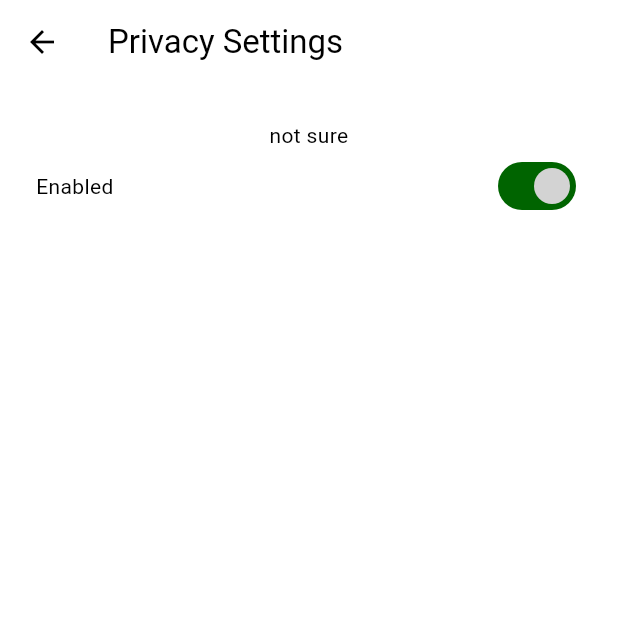
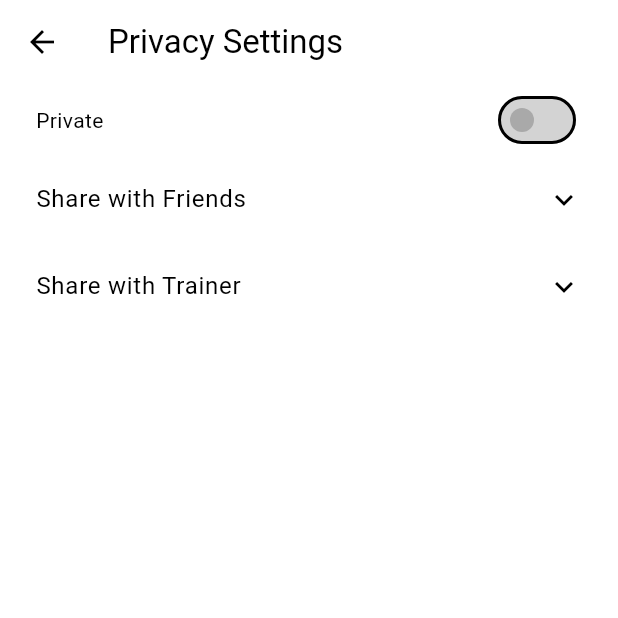
Before and after one commit to talbiol/climbing_app_v4, a Flutter app: the PrivacySettingsPage screen opened directly with empty values, on a phone screen of 412 x 824 dp, the top half of it. Run offline on Flutter 3.47's test engine with Material 3 defaults, Android fonts, the phone set to English and light mode, and no system bars; our stand-ins replace image_picker, supabase_flutter; accounts and stored records are empty.

Commit message:
privacy settings finished

```diff
--- a/lib/app/app_customer/account/account.dart
+++ b/lib/app/app_customer/account/account.dart
@@ -55,7 +55,7 @@ class _AccountScreenState extends State<AccountScreen> {
       ),
       body: Padding(
         padding: const EdgeInsets.fromLTRB(Spacing.large,Spacing.small,Spacing.large,Spacing.small),
-        child: Column(
+        child: ListView(
           children: [
             ProfileArea(userProfile: widget.loggedInProfile),
             CustomButton(
--- a/lib/app/app_customer/account/screens/edit_profile.dart
+++ b/lib/app/app_customer/account/screens/edit_profile.dart
@@ -195,7 +195,7 @@ class _EditProfileScreenState extends State<EditProfileScreen> {
                                 width: 1.5,
                               ),
                               borderRadius:
-                                  BorderRadius.circular(Spacing.medium),
+                                  BorderRadius.circular(CustomBorderRadius.somewhatRound),
                             ),
                             child: Text(
                               'Sports: ${profile.sportNames!.join(', ')}',
--- a/lib/app/app_customer/account/settings/privacy_settings.dart
+++ /dev/null
@@ -1,53 +0,0 @@
-import 'package:flutter/material.dart';
-
-import '../../../../style.dart';
-import '../../../../widgets/custom_toggle_switch.dart';
-
-
-class PrivacySettingsPage extends StatefulWidget {
-  final String userId;
-  PrivacySettingsPage({super.key, required this.userId});
-
-  @override
-  State<PrivacySettingsPage> createState() => _PrivacySettingsPageState();
-}
-
-class _PrivacySettingsPageState extends State<PrivacySettingsPage> {
-
-  @override
-  Widget build(BuildContext context) {
-    return Scaffold(
-      backgroundColor: AppColors.mainBackground,
-      appBar: AppBar(
-        automaticallyImplyLeading: true,
-        title: const Text('Privacy Settings'),
-        backgroundColor: AppColors.mainBackground,
-        foregroundColor: AppColors.mainText,
-        elevation: 0,
-      ),
-      body: Padding(
-        padding: EdgeInsets.all(Spacing.large),
-        child: Column(
-          children: [
-            Text(
-              'not sure',
-              textAlign: TextAlign.center,
-              style: TextStyle(
-                color: AppColors.mainText,
-              ),
-            ),
-            CustomToggleSwitch(
-              initState: true,
-              alwaysSameText: false,
-              textWhenTrue: "Enabled",
-              textWhenFalse: "Disabled",
-              onChanged: (value) {
-                print("Switch value: $value");
-              },
-            )
-          ],
-        ),
-      ),
-    );
-  }
-}
--- /dev/null
+++ b/lib/app/app_customer/account/settings/screens/privacy_settings.dart
@@ -0,0 +1,219 @@
+import 'package:flutter/material.dart';
+
+import '../../../../../models/privacy.dart';
+import '../../../../../style.dart';
+import '../../../../../widgets/custom_toggle_switch.dart';
+import '../../../../../widgets/loading_widget.dart';
+import '../services/user_privacy_service.dart';
+
+class PrivacySettingsPage extends StatefulWidget {
+  final String userId;
+
+  const PrivacySettingsPage({super.key, required this.userId});
+
+  @override
+  State<PrivacySettingsPage> createState() => _PrivacySettingsPageState();
+}
+
+class _PrivacySettingsPageState extends State<PrivacySettingsPage> {
+  Privacy? _privacy;
+  final _service = UserPrivacyService();
+  bool _loading = true;
+  bool _saving = false;
+
+  @override
+  void initState() {
+    super.initState();
+    _loadPrivacy();
+  }
+
+  Future<void> _loadPrivacy() async {
+    final data = await _service.getUsersPrivacy(widget.userId);
+    if (mounted) {
+      setState(() {
+        _privacy = data;
+        _loading = false;
+      });
+    }
+  }
+
+  /// Save privacy settings
+  Future<void> _savePrivacy() async {
+    if (_privacy == null || _saving) return;
+
+    setState(() => _saving = true);
+
+    try {
+      await _service.writePrivacyPreferences(widget.userId, _privacy!);
+    } catch (e) {
+      print("Error saving privacy settings: $e");
+    } finally {
+      if (mounted) setState(() => _saving = false);
+    }
+  }
+
+  /// Dropdown builder for toggles
+  Widget buildPrivacyDropdown({
+    required String title,
+    required Map<String, bool?> toggles,
+    required void Function(String key, bool value) onChanged,
+  }) {
+    return ExpansionTile(
+      title: Text(title, style: TextStyle(color: AppColors.mainText)),
+      tilePadding: EdgeInsets.zero,
+      iconColor: AppColors.mainText,
+      collapsedIconColor: AppColors.mainText,
+      children: toggles.keys.map((key) {
+        return Padding(
+          padding: const EdgeInsets.symmetric(vertical: Spacing.small, horizontal: Spacing.small),
+          child: CustomToggleSwitch(
+            alwaysSameText: true,
+            text: key,
+            initState: toggles[key] ?? false,
+            onChanged: (value) => onChanged(key, value),
+          ),
+        );
+      }).toList(),
+    );
+  }
+
+  @override
+  Widget build(BuildContext context) {
+    return PopScope(
+      canPop: !_saving, // prevent pop if currently saving
+      onPopInvokedWithResult: (_, __) async {
+        // Save privacy settings when pop occurs
+        await _savePrivacy();
+      },
+      child: Scaffold(
+        backgroundColor: AppColors.mainBackground,
+        appBar: AppBar(
+          automaticallyImplyLeading: true,
+          title: const Text('Privacy Settings'),
+          foregroundColor: AppColors.mainText,
+        ),
+        body: _loading || _saving
+            ? LoadingWidget()
+            : _privacy == null
+                ? const Center(child: Text("Error loading settings"))
+                : Padding(
+                    padding: EdgeInsets.symmetric(horizontal: Spacing.large),
+                    child: ListView(
+                      children: [
+                        // Public/Private toggle
+                        CustomToggleSwitch(
+                          initState: _privacy!.public ?? false,
+                          alwaysSameText: false,
+                          textWhenTrue: "Public",
+                          textWhenFalse: "Private",
+                          onChanged: (value) {
+                            setState(() => _privacy!.public = value);
+                          },
+                        ),
+
+                        // Friends
+                        buildPrivacyDropdown(
+                          title: "Share with Friends",
+                          toggles: {
+                            "Dashboard": _privacy!.friendsDashboard,
+                            "Calendar": _privacy!.friendsCalendar,
+                            "Personal Bests": _privacy!.friendsPB,
+                            "Routines": _privacy!.friendsRoutines,
+                            "Journal": _privacy!.friendsJournal,
+                          },
+                          onChanged: (key, value) {
+                            setState(() {
+                              switch (key) {
+                                case "Dashboard":
+                                  _privacy!.friendsDashboard = value;
+                                  break;
+                                case "Calendar":
+                                  _privacy!.friendsCalendar = value;
+                                  break;
+                                case "Personal Bests":
+                                  _privacy!.friendsPB = value;
+                                  break;
+                                case "Routines":
+                                  _privacy!.friendsRoutines = value;
+                                  break;
+                                case "Journal":
+                                  _privacy!.friendsJournal = value;
+                                  break;
+                              }
+                            });
+                          },
+                        ),
+
+                        // Trainer
+                        buildPrivacyDropdown(
+                          title: "Share with Trainer",
+                          toggles: {
+                            "Dashboard": _privacy!.trainerDashboard,
+                            "Calendar": _privacy!.trainerCalendar,
+                            "Personal Bests": _privacy!.trainerPB,
+                            "Routines": _privacy!.trainerRoutines,
+                            "Journal": _privacy!.trainerJournal,
+                          },
+                          onChanged: (key, value) {
+                            setState(() {
+                              switch (key) {
+                                case "Dashboard":
+                                  _privacy!.trainerDashboard = value;
+                                  break;
+                                case "Calendar":
+                                  _privacy!.trainerCalendar = value;
+                                  break;
+                                case "Personal Bests":
+                                  _privacy!.trainerPB = value;
+                                  break;
+                                case "Routines":
+                                  _privacy!.trainerRoutines = value;
+                                  break;
+                                case "Journal":
+                                  _privacy!.trainerJournal = value;
+                                  break;
+                              }
+                            });
+                          },
+                        ),
+
+                        // Everyone (only if public)
+                        if (_privacy!.public == true)
+                          buildPrivacyDropdown(
+                            title: "Share with Everyone",
+                            toggles: {
+                              "Dashboard": _privacy!.everyoneDashboard,
+                              "Calendar": _privacy!.everyoneCalendar,
+                              "Personal Bests": _privacy!.everyonePB,
+                              "Routines": _privacy!.everyoneRoutines,
+                              "Journal": _privacy!.everyoneJournal,
+                            },
+                            onChanged: (key, value) {
+                              setState(() {
+                                switch (key) {
+                                  case "Dashboard":
+                                    _privacy!.everyoneDashboard = value;
+                                    break;
+                                  case "Calendar":
+                                    _privacy!.everyoneCalendar = value;
+                                    break;
+                                  case "Personal Bests":
+                                    _privacy!.everyonePB = value;
+                                    break;
+                                  case "Routines":
+                                    _privacy!.everyoneRoutines = value;
+                                    break;
+                                  case "Journal":
+                                    _privacy!.everyoneJournal = value;
+                                    break;
+                                }
+                              });
+                            },
+                          ),
+                      ],
+                    ),
+                  ),
+      ),
+    );
+  }
+}
--- /dev/null
+++ b/lib/app/app_customer/account/settings/services/user_privacy_service.dart
@@ -0,0 +1,86 @@
+import 'package:supabase_flutter/supabase_flutter.dart';
+import '../../../../../models/privacy.dart';
+
+class UserPrivacyService {
+  final supabase = Supabase.instance.client;
+
+  Future<Privacy> getUsersPrivacy(String userId) async {
+    Privacy usersPrivacy = Privacy(userId: userId);
+
+    final response = await supabase
+        .from('privacy_settings')
+        .select()
+        .eq('user_id', userId)
+        .maybeSingle();
+
+    if (response != null) {
+      usersPrivacy.public = response['public'] as bool?;
+
+      usersPrivacy.friendsDashboard = response['friends_dashboard'] as bool?;
+      usersPrivacy.friendsCalendar = response['friends_calendar'] as bool?;
+      usersPrivacy.friendsPB = response['friends_objectives'] as bool?;
+      usersPrivacy.friendsRoutines = response['friends_routines'] as bool?;
+      usersPrivacy.friendsJournal = response['friends_journal'] as bool?;
+
+      usersPrivacy.trainerDashboard = response['trainer_dashboard'] as bool?;
+      usersPrivacy.trainerCalendar = response['trainer_calendar'] as bool?;
+      usersPrivacy.trainerPB = response['trainer_objectives'] as bool?;
+      usersPrivacy.trainerRoutines = response['trainer_routines'] as bool?;
+      usersPrivacy.trainerJournal = response['trainer_journal'] as bool?;
+
+      usersPrivacy.everyoneDashboard = response['default_users_dashboard'] as bool?;
+      usersPrivacy.everyoneCalendar = response['default_users_calendar'] as bool?;
+      usersPrivacy.everyonePB = response['default_users_objectives'] as bool?;
+      usersPrivacy.everyoneRoutines = response['default_users_routines'] as bool?;
+      usersPrivacy.everyoneJournal = response['default_users_journal'] as bool?;
+    }
+
+    return usersPrivacy;
+  }
+
+  Future<void> writePrivacyPreferences(String userId, Privacy userPrivacy) async {
+    final updates = {
+      'public': userPrivacy.public,
+
+      'friends_dashboard': userPrivacy.friendsDashboard,
+      'friends_calendar': userPrivacy.friendsCalendar,
+      'friends_objectives': userPrivacy.friendsPB,
+      'friends_routines': userPrivacy.friendsRoutines,
+      'friends_journal': userPrivacy.friendsJournal,
+
+      'trainer_dashboard': userPrivacy.trainerDashboard,
+      'trainer_calendar': userPrivacy.trainerCalendar,
+      'trainer_objectives': userPrivacy.trainerPB,
+      'trainer_routines': userPrivacy.trainerRoutines,
+      'trainer_journal': userPrivacy.trainerJournal,
+    };
+
+    // Conditional entries for everyone / default users
+    if (userPrivacy.public == false) {
+      updates.addAll({
+        'default_users_dashboard': false,
+        'default_users_calendar': false,
+        'default_users_objectives': false,
+        'default_users_routines': false,
+        'default_users_journal': false,
+      });
+    } else {
+      updates.addAll({
+        'default_users_dashboard': userPrivacy.everyoneDashboard,
+        'default_users_calendar': userPrivacy.everyoneCalendar,
+        'default_users_objectives': userPrivacy.everyonePB,
+        'default_users_routines': userPrivacy.everyoneRoutines,
+        'default_users_journal': userPrivacy.everyoneJournal,
+      });
+    }
+
+    // Remove nulls so only existing values update
+    updates.removeWhere((key, value) => value == null);
+
+    final response = await supabase
+      .from('privacy_settings')
+      .update(updates)
+      .eq('user_id', userId);
+    print(response);
+  }
+}
--- a/lib/app/app_customer/account/settings/settings_home.dart
+++ b/lib/app/app_customer/account/settings/settings_home.dart
@@ -7,7 +7,7 @@ import '../../../../auth/delete_account.dart';
 import '../../../../auth/login.dart';
 import '../../../../models/logged_in_user.dart';
 import '../../../../style.dart';
-import 'privacy_settings.dart';
+import 'screens/privacy_settings.dart';
 
 
 class SettingsHome extends StatelessWidget {
--- a/lib/app/app_registration/services/data_loader.dart
+++ b/lib/app/app_registration/services/data_loader.dart
@@ -9,7 +9,8 @@ class DataLoader {
     // Fetch all sport_id values from sports_choices
     final response = await supabase
         .from('sports_choices')
-        .select('sport_id');
+        .select('sport_id')
+        .order('name', ascending: true);
 
     // Convert results to List<String>
     final List<String> sportIds = response
--- a/lib/main.dart
+++ b/lib/main.dart
@@ -27,7 +27,7 @@ class MyApp extends StatelessWidget {
 
         // ✅ Force AppBar color globally
         appBarTheme: AppBarTheme(
-          backgroundColor: AppColors.mainWidget,
+          backgroundColor: AppColors.mainBackground,
           elevation: 0,
           scrolledUnderElevation: 0, // removes purple scroll tint
         ),
--- /dev/null
+++ b/lib/models/privacy.dart
@@ -0,0 +1,27 @@
+class Privacy {
+  // Constructor
+  Privacy({required this.userId});
+
+  // Required property
+  final String userId;
+
+  bool? public;
+
+  bool? friendsDashboard;
+  bool? friendsCalendar;
+  bool? friendsPB;
+  bool? friendsRoutines;
+  bool? friendsJournal;
+
+  bool? trainerDashboard;
+  bool? trainerCalendar;
+  bool? trainerPB;
+  bool? trainerRoutines;
+  bool? trainerJournal;
+
+  bool? everyoneDashboard;
+  bool? everyoneCalendar;
+  bool? everyonePB;
+  bool? everyoneRoutines;
+  bool? everyoneJournal;
+}
```
